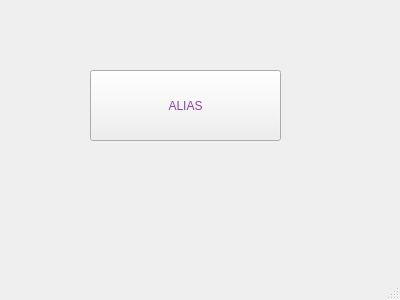
First picture: the form in my_alias.ui, repository MariHarutyunyanGithub/QT_lab, before the edit.
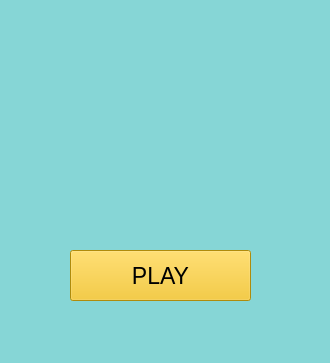
Second picture: the form after the edit.

```diff
--- a/my_alias.ui
+++ b/my_alias.ui
@@ -6,28 +6,51 @@
    <rect>
     <x>0</x>
     <y>0</y>
-    <width>400</width>
-    <height>300</height>
+    <width>330</width>
+    <height>363</height>
    </rect>
   </property>
   <property name="windowTitle">
    <string>My_Alias</string>
   </property>
+  <property name="styleSheet">
+   <string notr="true">background-color: rgb(134, 214, 214);
+border-color: rgb(0, 0, 0);
+</string>
+  </property>
   <widget class="QWidget" name="centralwidget">
    <widget class="QPushButton" name="pushButton_alias">
     <property name="geometry">
      <rect>
-      <x>90</x>
-      <y>70</y>
-      <width>191</width>
-      <height>71</height>
+      <x>70</x>
+      <y>250</y>
+      <width>181</width>
+      <height>51</height>
      </rect>
     </property>
+    <property name="font">
+     <font>
+      <pointsize>17</pointsize>
+     </font>
+    </property>
     <property name="styleSheet">
-     <string notr="true">color:rgb(145, 65, 172);</string>
+     <string notr="true">background-color: rgb(245, 194, 17);</string>
     </property>
     <property name="text">
-     <string>ALIAS</string>
+     <string>PLAY</string>
+    </property>
+   </widget>
+   <widget class="QLabel" name="image">
+    <property name="geometry">
+     <rect>
+      <x>70</x>
+      <y>20</y>
+      <width>231</width>
+      <height>181</height>
+     </rect>
+    </property>
+    <property name="text">
+     <string/>
     </property>
    </widget>
   </widget>
```
Left out of the diff: 4 changed lines with no effect on the pictures.
